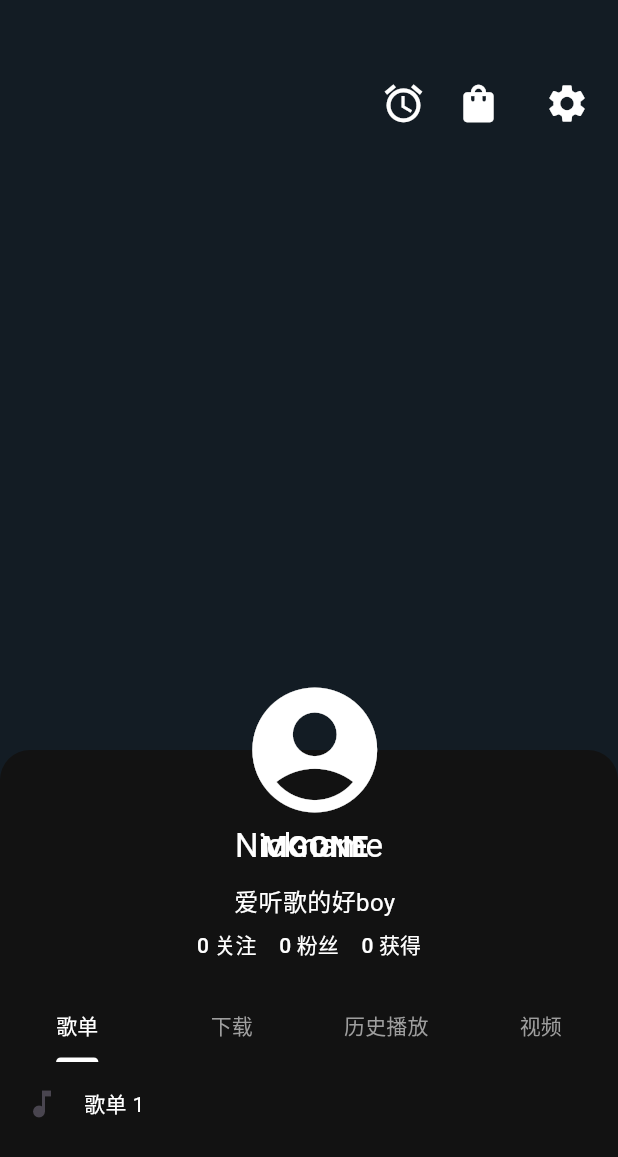
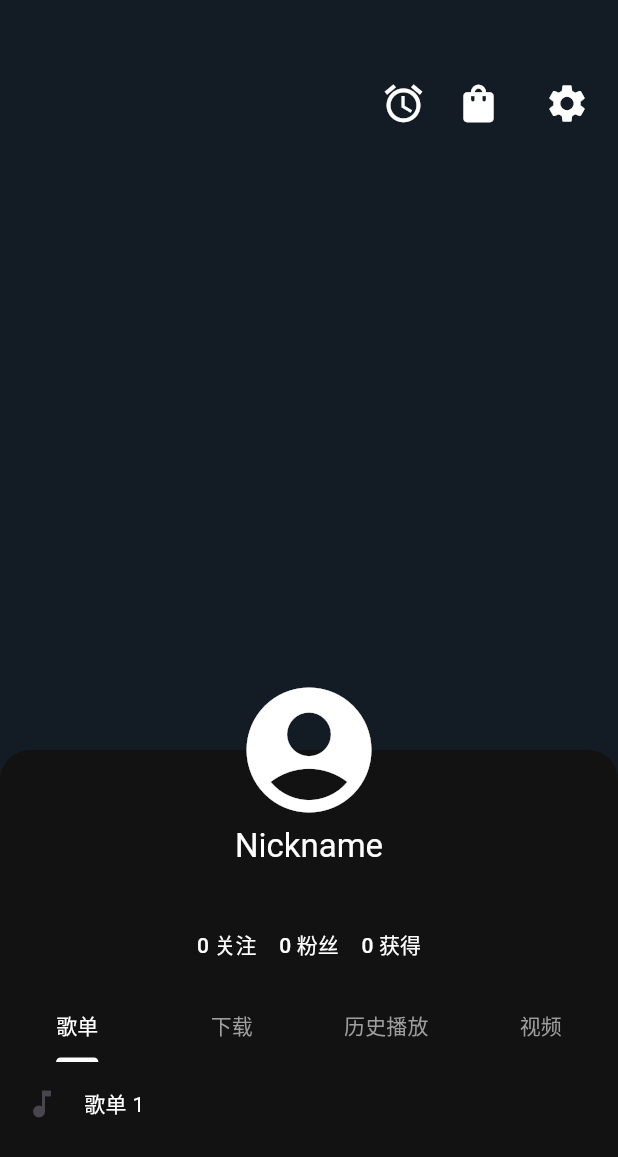
Before and after one commit to aidaole/AiMusic, a Flutter app: the AccountInfoPage widget shown alone on an empty page, opened directly with empty values, on a phone screen of 412 x 824 dp. Shown: the top 1157 px of the screen. Run offline on Flutter 3.47's test engine with Material 3 defaults, Android fonts, the phone set to English and light mode, and no system bars; our stand-ins replace cached_network_image, cookie_jar, dio, dio_cookie_manager, flutter_bloc, fluttertoast and 5 more; missing offline and left inert: audio_session; accounts and stored records are empty; network calls fail.

Commit message:
[解决account页面statusbar问题]

```diff
--- a/lib/modules/account/account_info_page.dart
+++ b/lib/modules/account/account_info_page.dart
@@ -196,17 +196,18 @@ class AccountInfoPage extends StatelessWidget {
     return NestedScrollView(
       headerSliverBuilder: (context, innerBoxScrolled) {
         return [
-          const SliverAppBar(
-            backgroundColor: Colors.transparent,
-            collapsedHeight: 300,
-            toolbarHeight: 300,
+          SliverToBoxAdapter(
+            child: Container(
+              height: 350,
+              color: Colors.transparent,
+            ),
           ),
         ];
       },
       body: Column(
         children: [
           const SizedBox(
-            height: 200,
+            height: 150,
           ),
           Expanded(
             child: Stack(clipBehavior: Clip.none, children: [
@@ -254,26 +255,6 @@ class AccountInfoPage extends StatelessWidget {
                                 Icons.account_circle_rounded,
                                 size: 100,
                               )),
-                    const Column(
-                      children: [
-                        Text(
-                          "MGONE",
-                          style: TextStyle(
-                            fontSize: 20,
-                            fontWeight: FontWeight.bold,
-                          ),
-                        ),
-                        SizedBox(
-                          height: 10,
-                        ),
-                        Text(
-                          "爱听歌的好boy",
-                          style: TextStyle(
-                            fontSize: 16,
-                          ),
-                        )
-                      ],
-                    ),
                   ],
                 ),
               ),
--- a/lib/modules/account/account_not_login_page.dart
+++ b/lib/modules/account/account_not_login_page.dart
@@ -4,20 +4,12 @@ import 'package:flutter/material.dart';
 
 import '../../routes/app_routes.dart';
 import '../../routes/route_helper.dart';
-import '../../themes/theme_color.dart';
 
 class AccountNotLoginPage extends StatelessWidget {
   const AccountNotLoginPage({super.key});
 
   @override
   Widget build(BuildContext context) {
-    return Scaffold(
-      backgroundColor: defaultBgColor,
-      body: _buildBody(context),
-    );
-  }
-
-  _buildBody(BuildContext context) {
     return Column(
       children: [
         const StatusBarPlaceHolder(),
```
